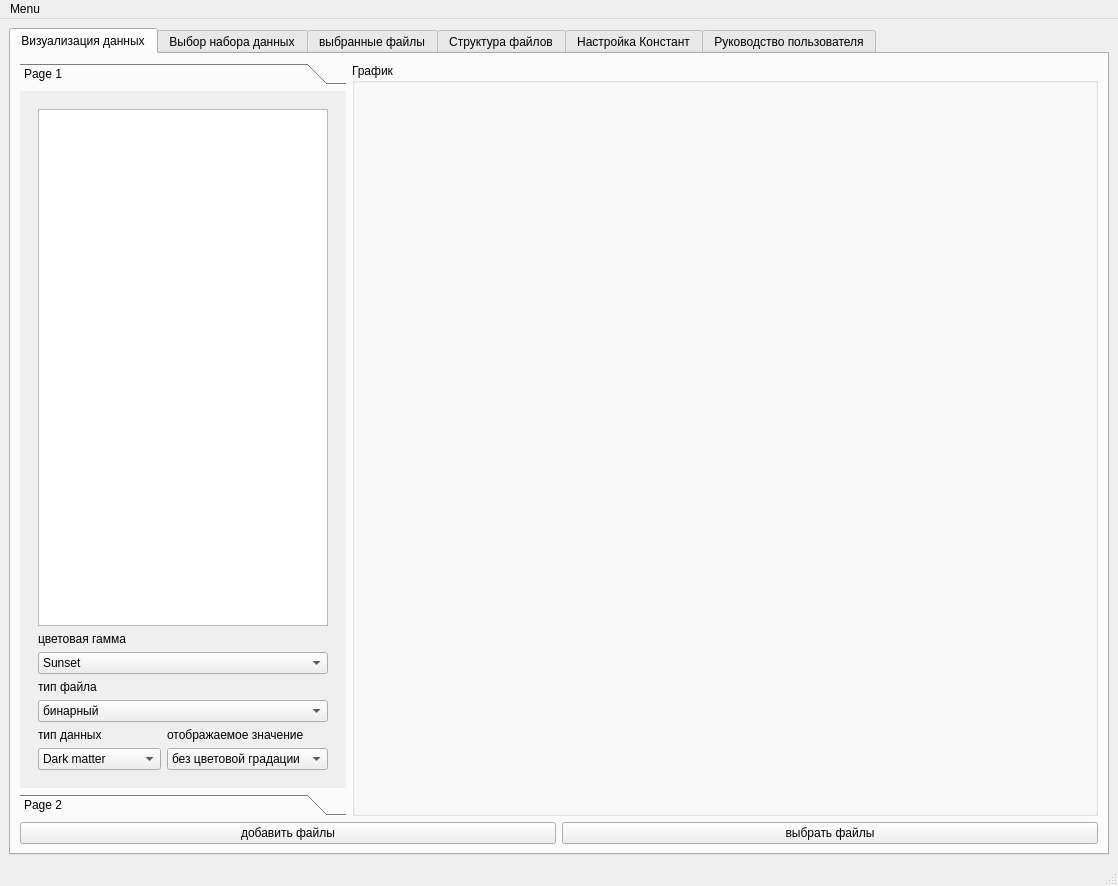
Above: src/UI/mainwindow.ui from Codbrain1/QSpace before the change. Below: the same form after it.
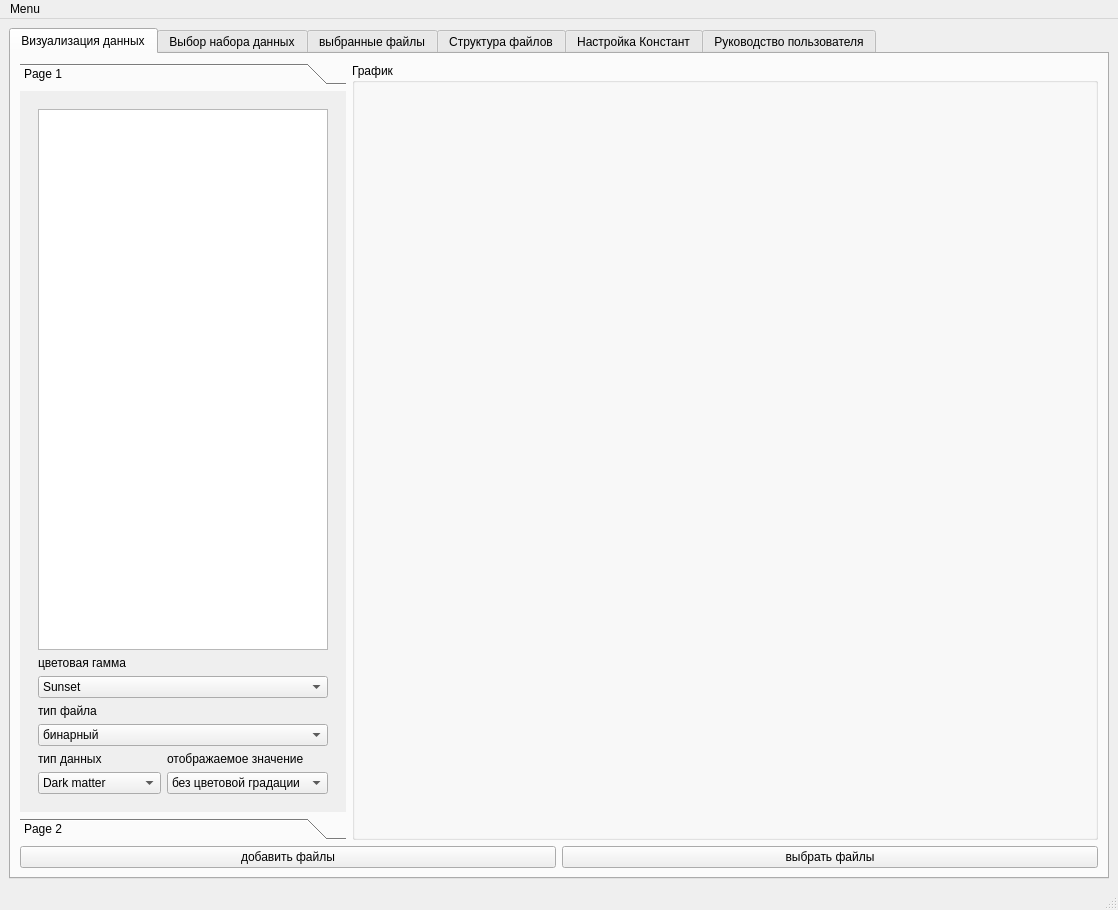
That is the form after the change. The open tabs and pages were chosen to show the change. Icons and pictures are not drawn.

```diff
--- a/src/UI/mainwindow.ui
+++ b/src/UI/mainwindow.ui
@@ -7,7 +7,7 @@
     <x>0</x>
     <y>0</y>
     <width>1118</width>
-    <height>886</height>
+    <height>910</height>
    </rect>
   </property>
   <property name="windowTitle">
@@ -56,7 +56,7 @@
                <x>0</x>
                <y>0</y>
                <width>353</width>
-               <height>672</height>
+               <height>696</height>
               </rect>
              </property>
              <attribute name="label">
```
Left out of the diff: 6 changed lines with no effect on the pictures.
